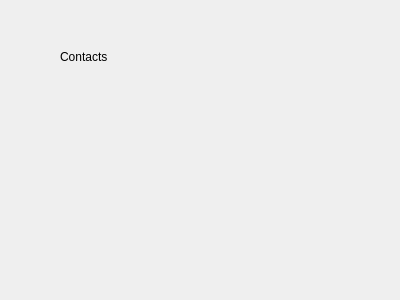
burner/pimp, file ui/contactsmainwidget.ui: the form before one commit.
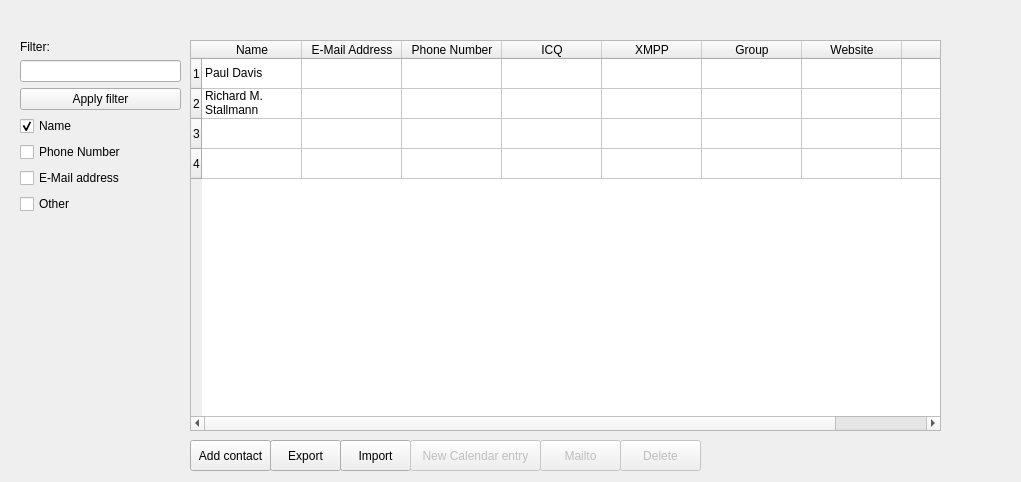
The form after the commit.

Commit message: Layout for Contacts window

What changed in the file:
```diff
--- a/ui/contactsmainwidget.ui
+++ b/ui/contactsmainwidget.ui
@@ -6,26 +6,317 @@
    <rect>
     <x>0</x>
     <y>0</y>
-    <width>400</width>
-    <height>300</height>
+    <width>1021</width>
+    <height>482</height>
    </rect>
   </property>
   <property name="windowTitle">
    <string>Form</string>
   </property>
-  <widget class="QLabel" name="label">
+  <widget class="QWidget" name="verticalLayoutWidget">
    <property name="geometry">
     <rect>
-     <x>60</x>
-     <y>50</y>
-     <width>57</width>
-     <height>14</height>
+     <x>20</x>
+     <y>40</y>
+     <width>161</width>
+     <height>391</height>
     </rect>
    </property>
+   <layout class="QVBoxLayout" name="verticalLayout">
+    <item>
+     <layout class="QHBoxLayout" name="horizontalLayout_2">
+      <item>
+       <widget class="QLabel" name="label">
+        <property name="text">
+         <string>Filter:</string>
+        </property>
+       </widget>
+      </item>
+     </layout>
+    </item>
+    <item>
+     <widget class="QLineEdit" name="lineEdit">
+      <property name="text">
+       <string/>
+      </property>
+     </widget>
+    </item>
+    <item>
+     <widget class="QPushButton" name="filterButton">
+      <property name="locale">
+       <locale language="English" country="UnitedStates"/>
+      </property>
+      <property name="text">
+       <string>Apply filter</string>
+      </property>
+     </widget>
+    </item>
+    <item>
+     <widget class="QCheckBox" name="filterName">
+      <property name="enabled">
+       <bool>true</bool>
+      </property>
+      <property name="locale">
+       <locale language="English" country="UnitedStates"/>
+      </property>
+      <property name="text">
+       <string>Name</string>
+      </property>
+      <property name="checked">
+       <bool>true</bool>
+      </property>
+     </widget>
+    </item>
+    <item>
+     <widget class="QCheckBox" name="filterPhone">
+      <property name="locale">
+       <locale language="English" country="UnitedStates"/>
+      </property>
+      <property name="text">
+       <string>Phone Number</string>
+      </property>
+     </widget>
+    </item>
+    <item>
+     <widget class="QCheckBox" name="filterEmail">
+      <property name="locale">
+       <locale language="English" country="UnitedStates"/>
+      </property>
+      <property name="text">
+       <string>E-Mail address</string>
+      </property>
+     </widget>
+    </item>
+    <item>
+     <widget class="QCheckBox" name="filterOther">
+      <property name="locale">
+       <locale language="English" country="UnitedStates"/>
+      </property>
+      <property name="text">
+       <string>Other</string>
+      </property>
+     </widget>
+    </item>
+    <item>
+     <spacer name="verticalSpacer">
+      <property name="orientation">
+       <enum>Qt::Vertical</enum>
+      </property>
+      <property name="sizeHint" stdset="0">
+       <size>
+        <width>20</width>
+        <height>40</height>
+       </size>
+      </property>
+     </spacer>
+    </item>
+   </layout>
+  </widget>
+  <widget class="QWidget" name="verticalLayoutWidget_2">
+   <property name="geometry">
+    <rect>
+     <x>190</x>
+     <y>40</y>
+     <width>751</width>
+     <height>391</height>
+    </rect>
+   </property>
+   <layout class="QVBoxLayout" name="verticalLayout_2">
+    <item>
+     <widget class="QTableWidget" name="contactsTable">
+      <row>
+       <property name="text">
+        <string>1</string>
+       </property>
+      </row>
+      <row>
+       <property name="text">
+        <string>2</string>
+       </property>
+      </row>
+      <row>
+       <property name="text">
+        <string>3</string>
+       </property>
+      </row>
+      <row>
+       <property name="text">
+        <string>4</string>
+       </property>
+      </row>
+      <column>
+       <property name="text">
+        <string>Name</string>
+       </property>
+      </column>
+      <column>
+       <property name="text">
+        <string>E-Mail Address</string>
+       </property>
+      </column>
+      <column>
+       <property name="text">
+        <string>Phone Number</string>
+       </property>
+      </column>
+      <column>
+       <property name="text">
+        <string>ICQ</string>
+       </property>
+      </column>
+      <column>
+       <property name="text">
+        <string>XMPP</string>
+       </property>
+      </column>
+      <column>
+       <property name="text">
+        <string>Group</string>
+       </property>
+      </column>
+      <column>
+       <property name="text">
+        <string>Website</string>
+       </property>
+      </column>
+      <column>
+       <property name="text">
+        <string>Note</string>
+       </property>
+      </column>
+      <item row="0" column="0">
+       <property name="text">
+        <string>Paul Davis</string>
+       </property>
+      </item>
+      <item row="1" column="0">
+       <property name="text">
+        <string>Richard M. Stallmann</string>
+       </property>
+      </item>
+     </widget>
+    </item>
+   </layout>
+  </widget>
+  <widget class="QPushButton" name="newContactButton">
+   <property name="geometry">
+    <rect>
+     <x>190</x>
+     <y>440</y>
+     <width>81</width>
+     <height>31</height>
+    </rect>
+   </property>
+   <property name="locale">
+    <locale language="English" country="UnitedStates"/>
+   </property>
    <property name="text">
-    <string>Contacts</string>
+    <string>Add contact</string>
    </property>
   </widget>
+  <widget class="QPushButton" name="exportButton">
+   <property name="geometry">
+    <rect>
+     <x>270</x>
+     <y>440</y>
+     <width>71</width>
+     <height>31</height>
+    </rect>
+   </property>
+   <property name="locale">
+    <locale language="English" country="UnitedStates"/>
+   </property>
+   <property name="text">
+    <string>Export</string>
+   </property>
+  </widget>
+  <widget class="QPushButton" name="importButton">
+   <property name="geometry">
+    <rect>
+     <x>340</x>
+     <y>440</y>
+     <width>71</width>
+     <height>31</height>
+    </rect>
+   </property>
+   <property name="locale">
+    <locale language="English" country="UnitedStates"/>
+   </property>
+   <property name="text">
+    <string>Import</string>
+   </property>
+  </widget>
+  <widget class="QPushButton" name="importButton_2">
+   <property name="enabled">
+    <bool>false</bool>
+   </property>
+   <property name="geometry">
+    <rect>
+     <x>620</x>
+     <y>440</y>
+     <width>81</width>
+     <height>31</height>
+    </rect>
+   </property>
+   <property name="locale">
+    <locale language="English" country="UnitedStates"/>
+   </property>
+   <property name="text">
+    <string>Delete</string>
+   </property>
+   <property name="checkable">
+    <bool>false</bool>
+   </property>
+  </widget>
+  <widget class="QPushButton" name="mailtoButton">
+   <property name="enabled">
+    <bool>false</bool>
+   </property>
+   <property name="geometry">
+    <rect>
+     <x>540</x>
+     <y>440</y>
+     <width>81</width>
+     <height>31</height>
+    </rect>
+   </property>
+   <property name="locale">
+    <locale language="English" country="UnitedStates"/>
+   </property>
+   <property name="text">
+    <string>Mailto</string>
+   </property>
+  </widget>
+  <widget class="QPushButton" name="calendarEntryButton">
+   <property name="enabled">
+    <bool>false</bool>
+   </property>
+   <property name="geometry">
+    <rect>
+     <x>410</x>
+     <y>440</y>
+     <width>131</width>
+     <height>31</height>
+    </rect>
+   </property>
+   <property name="locale">
+    <locale language="English" country="UnitedStates"/>
+   </property>
+   <property name="text">
+    <string>New Calendar entry</string>
+   </property>
+  </widget>
+  <zorder>verticalLayoutWidget</zorder>
+  <zorder>verticalLayoutWidget_2</zorder>
+  <zorder>verticalSpacer_2</zorder>
+  <zorder>newContactButton</zorder>
+  <zorder>horizontalLayoutWidget</zorder>
+  <zorder>label_2</zorder>
+  <zorder>exportButton</zorder>
+  <zorder>importButton</zorder>
+  <zorder>importButton_2</zorder>
+  <zorder>mailtoButton</zorder>
+  <zorder>calendarEntryButton</zorder>
  </widget>
  <resources/>
  <connections/>
```
